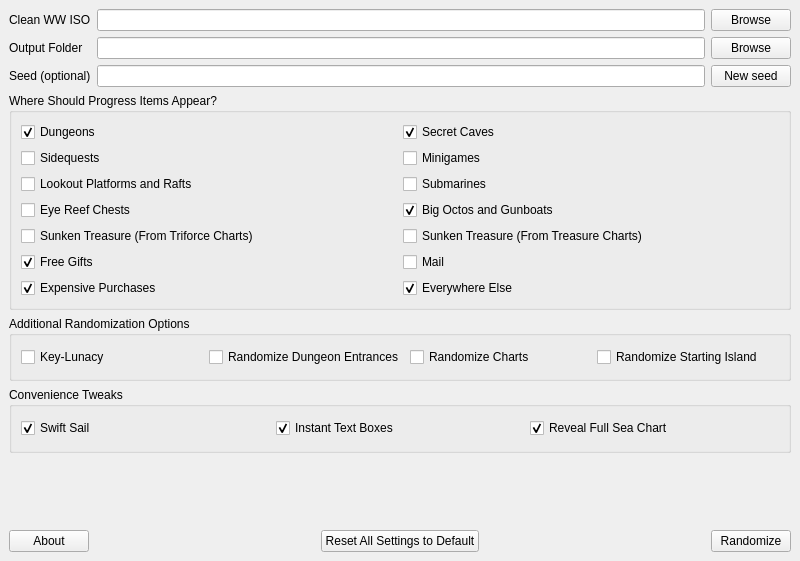
LagoLunatic/wwrando, file ui/randomizer_window.ui: the form before one commit.
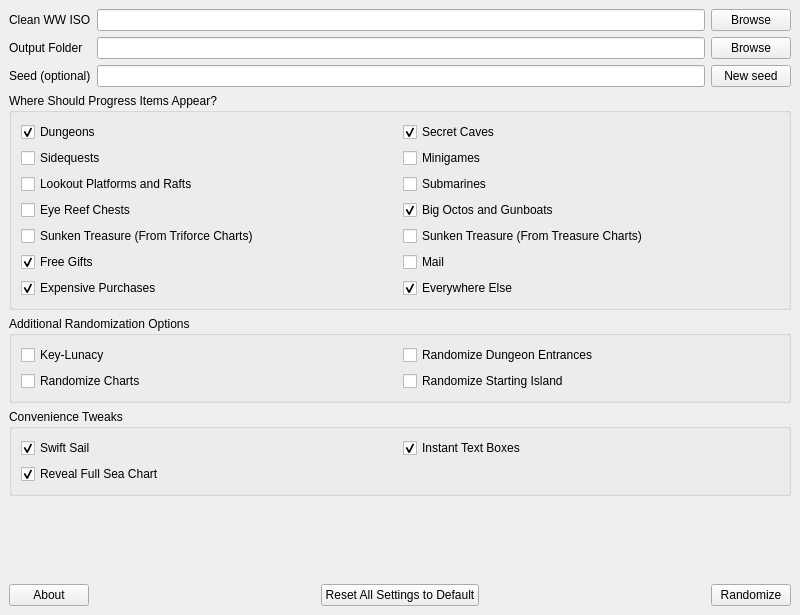
The form after the commit.

Commit message: Update checkbox layout in UI

```diff
--- a/ui/randomizer_window.ui
+++ b/ui/randomizer_window.ui
@@ -7,7 +7,7 @@
     <x>0</x>
     <y>0</y>
     <width>800</width>
-    <height>561</height>
+    <height>615</height>
    </rect>
   </property>
   <property name="windowTitle">
@@ -203,29 +203,29 @@
       <property name="title">
        <string>Additional Randomization Options</string>
       </property>
-      <layout class="QHBoxLayout" name="horizontalLayout_3">
-       <item>
+      <layout class="QGridLayout" name="gridLayout_3">
+       <item row="0" column="0">
         <widget class="QCheckBox" name="keylunacy">
          <property name="text">
           <string>Key-Lunacy</string>
          </property>
         </widget>
        </item>
-       <item>
+       <item row="0" column="1">
         <widget class="QCheckBox" name="randomize_dungeon_entrances">
          <property name="text">
           <string>Randomize Dungeon Entrances</string>
          </property>
         </widget>
        </item>
-       <item>
+       <item row="1" column="0">
         <widget class="QCheckBox" name="randomize_charts">
          <property name="text">
           <string>Randomize Charts</string>
          </property>
         </widget>
        </item>
-       <item>
+       <item row="1" column="1">
         <widget class="QCheckBox" name="randomize_starting_island">
          <property name="text">
           <string>Randomize Starting Island</string>
@@ -240,8 +240,8 @@
       <property name="title">
        <string>Convenience Tweaks</string>
       </property>
-      <layout class="QHBoxLayout" name="horizontalLayout_2">
-       <item>
+      <layout class="QGridLayout" name="gridLayout_4">
+       <item row="0" column="0">
         <widget class="QCheckBox" name="swift_sail">
          <property name="text">
           <string>Swift Sail</string>
@@ -251,7 +251,7 @@
          </property>
         </widget>
        </item>
-       <item>
+       <item row="0" column="1">
         <widget class="QCheckBox" name="instant_text_boxes">
          <property name="text">
           <string>Instant Text Boxes</string>
@@ -261,7 +261,7 @@
          </property>
         </widget>
        </item>
-       <item>
+       <item row="1" column="0">
         <widget class="QCheckBox" name="reveal_full_sea_chart">
          <property name="text">
           <string>Reveal Full Sea Chart</string>
```
The commit also changes 1 other file.
